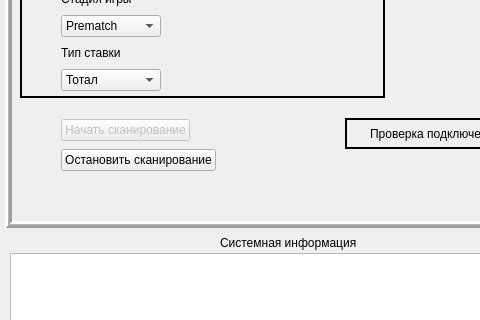
This is Client UI/forms/client_app_template.ui in HiddenJang/Xperiment2 as Qt 5 draws it before an edit; both pictures show x 0 to 480 and y 147 to 467 of the 570 by 570 pixel window. The edited form follows.
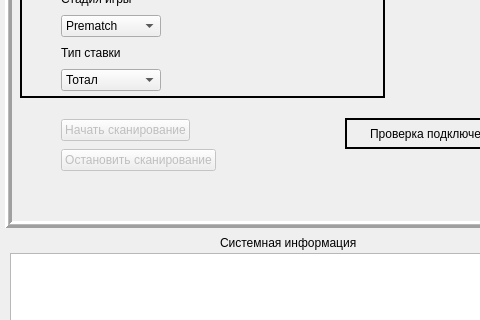
This is the edited form.

Patch:
```diff
--- a/Client UI/forms/client_app_template.ui
+++ b/Client UI/forms/client_app_template.ui
@@ -326,6 +326,9 @@
      </item>
      <item row="1" column="1">
       <widget class="QPushButton" name="pushButton_stopScan">
+       <property name="enabled">
+        <bool>false</bool>
+       </property>
        <property name="sizePolicy">
         <sizepolicy hsizetype="Fixed" vsizetype="Fixed">
          <horstretch>0</horstretch>
```
